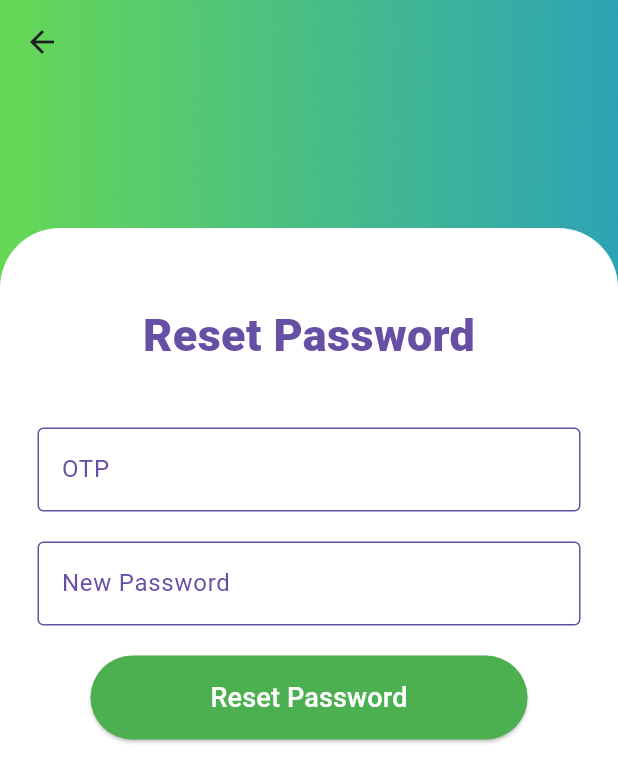
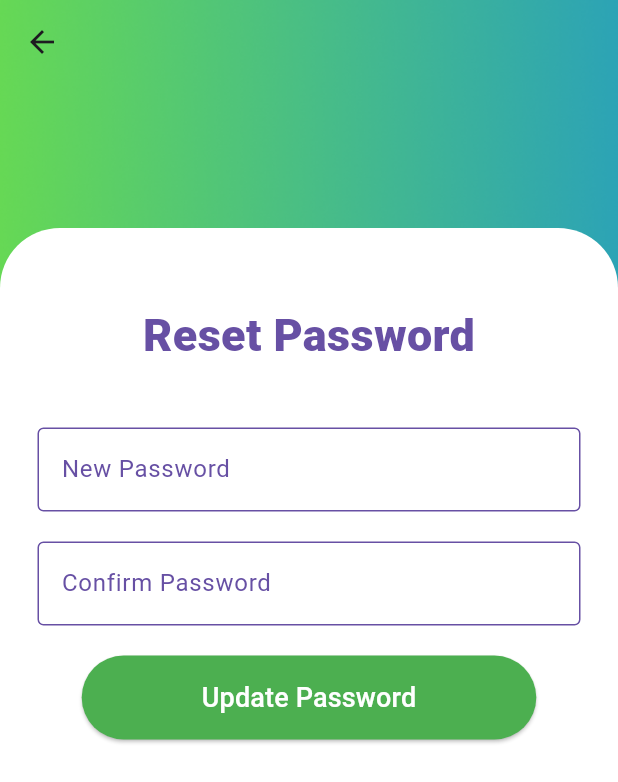
Before and after one commit to jackfrostxmoon/local_plant_identification, a Flutter app: the ResetPassword screen opened directly, on a phone screen of 412 x 824 dp. Shown: the top 782 px of the screen. Run offline on Flutter 3.47's test engine with Material 3 defaults, Android fonts, the light colour scheme and no system bars; our stand-ins replace cloud_firestore, firebase_auth, firebase_core; accounts and stored records are empty.

Commit message:
Remove OTP

```diff
--- a/lib/screens/login_and_registration/resetpassword.dart
+++ b/lib/screens/login_and_registration/resetpassword.dart
@@ -1,6 +1,6 @@
 import 'package:flutter/material.dart';
 import 'package:local_plant_identification/widgets/custom_scaffold_background.dart';
-import 'package:email_otp/email_otp.dart';
+import 'package:firebase_auth/firebase_auth.dart';
 
 class ResetPassword extends StatefulWidget {
   const ResetPassword({super.key});
@@ -11,41 +11,26 @@ class ResetPassword extends StatefulWidget {
 
 class _ResetPasswordState extends State<ResetPassword> {
   final _resetPasswordFormKey = GlobalKey<FormState>();
-  final TextEditingController _otpController = TextEditingController();
   final TextEditingController _passwordController = TextEditingController();
-  final EmailOTP _emailOTP = EmailOTP();
+  final TextEditingController _confirmPasswordController = TextEditingController();
 
-  @override
-  void initState() {
-    super.initState();
-    _emailOTP.setConfig(
-      appEmail: "your-email@example.com",
-      appName: "Local Plant Identification",
-      userEmail: "user@example.com",
-      otpLength: 6,
-      otpType: OTPType.digitsOnly,
-    );
-  }
+  Future<void> _updatePassword() async {
+    try {
+      if (_passwordController.text != _confirmPasswordController.text) {
+        throw Exception("Passwords don't match");
+      }
 
-  Future<void> _sendOtp() async {
-    await _emailOTP.sendOTP();
-  }
-
-  Future<void> _verifyOtpAndResetPassword() async {
-    String otp = _otpController.text;
-    bool isVerified = await _emailOTP.verifyOTP(otp: otp);
-    if (isVerified) {
-      // Handle password reset logic here
+      User? user = FirebaseAuth.instance.currentUser;
+      if (user != null) {
+        await user.updatePassword(_passwordController.text);
+        ScaffoldMessenger.of(context).showSnackBar(
+          const SnackBar(content: Text('Password updated successfully')),
+        );
+        Navigator.pop(context);
+      }
+    } catch (e) {
       ScaffoldMessenger.of(context).showSnackBar(
-        const SnackBar(
-          content: Text('OTP Verified. Password reset successful.'),
-        ),
-      );
-    } else {
-      ScaffoldMessenger.of(context).showSnackBar(
-        const SnackBar(
-          content: Text('Invalid OTP'),
-        ),
+        SnackBar(content: Text('Error: ${e.toString()}')),
       );
     }
   }
@@ -58,12 +43,7 @@ class _ResetPasswordState extends State<ResetPassword> {
         children: [
           Column(
             children: [
-              const Expanded(
-                flex: 1,
-                child: SizedBox(
-                  height: 10,
-                ),
-              ),
+              const Expanded(flex: 1, child: SizedBox(height: 10)),
               Expanded(
                 flex: 7,
                 child: Container(
@@ -89,37 +69,7 @@ class _ResetPasswordState extends State<ResetPassword> {
                               color: lightColorScheme.primary,
                             ),
                           ),
-                          const SizedBox(
-                            height: 40.0,
-                          ),
-                          TextFormField(
-                            controller: _otpController,
-                            validator: (value) {
-                              if (value == null || value.isEmpty) {
-                                return 'Please enter OTP';
-                              }
-                              return null;
-                            },
-                            decoration: InputDecoration(
-                              labelText: 'OTP',
-                              labelStyle: TextStyle(
-                                color: lightColorScheme.primary,
-                              ),
-                              focusedBorder: OutlineInputBorder(
-                                borderSide: BorderSide(
-                                  color: lightColorScheme.primary,
-                                ),
-                              ),
-                              enabledBorder: OutlineInputBorder(
-                                borderSide: BorderSide(
-                                  color: lightColorScheme.primary,
-                                ),
-                              ),
-                            ),
-                          ),
-                          const SizedBox(
-                            height: 20.0,
-                          ),
+                          const SizedBox(height: 40.0),
                           TextFormField(
                             controller: _passwordController,
                             obscureText: true,
@@ -127,36 +77,55 @@ class _ResetPasswordState extends State<ResetPassword> {
                               if (value == null || value.isEmpty) {
                                 return 'Please enter new password';
                               }
+                              if (value.length < 6) {
+                                return 'Password must be at least 6 characters';
+                              }
                               return null;
                             },
                             decoration: InputDecoration(
                               labelText: 'New Password',
-                              labelStyle: TextStyle(
-                                color: lightColorScheme.primary,
-                              ),
+                              labelStyle: TextStyle(color: lightColorScheme.primary),
                               focusedBorder: OutlineInputBorder(
-                                borderSide: BorderSide(
-                                  color: lightColorScheme.primary,
-                                ),
+                                borderSide: BorderSide(color: lightColorScheme.primary),
                               ),
                               enabledBorder: OutlineInputBorder(
-                                borderSide: BorderSide(
-                                  color: lightColorScheme.primary,
-                                ),
+                                borderSide: BorderSide(color: lightColorScheme.primary),
                               ),
                             ),
                           ),
-                          const SizedBox(
-                            height: 20.0,
+                          const SizedBox(height: 20.0),
+                          TextFormField(
+                            controller: _confirmPasswordController,
+                            obscureText: true,
+                            validator: (value) {
+                              if (value == null || value.isEmpty) {
+                                return 'Please confirm your password';
+                              }
+                              if (value != _passwordController.text) {
+                                return 'Passwords do not match';
+                              }
+                              return null;
+                            },
+                            decoration: InputDecoration(
+                              labelText: 'Confirm Password',
+                              labelStyle: TextStyle(color: lightColorScheme.primary),
+                              focusedBorder: OutlineInputBorder(
+                                borderSide: BorderSide(color: lightColorScheme.primary),
+                              ),
+                              enabledBorder: OutlineInputBorder(
+                                borderSide: BorderSide(color: lightColorScheme.primary),
+                              ),
+                            ),
                           ),
+                          const SizedBox(height: 20.0),
                           ElevatedButton(
                             onPressed: () {
                               if (_resetPasswordFormKey.currentState!.validate()) {
-                                _verifyOtpAndResetPassword();
+                                _updatePassword();
                               }
                             },
                             style: ElevatedButton.styleFrom(
-                              backgroundColor: Colors.green, // Set the button color to green
+                              backgroundColor: Colors.green,
                               padding: const EdgeInsets.symmetric(
                                 horizontal: 80,
                                 vertical: 15,
@@ -166,15 +135,12 @@ class _ResetPasswordState extends State<ResetPassword> {
                               ),
                             ),
                             child: const Text(
-                              'Reset Password',
+                              'Update Password',
                               style: TextStyle(
                                 fontSize: 18,
                                 color: Colors.white,
                               ),
                             ),
-                          ),
-                          const SizedBox(
-                            height: 20.0,
                           ),
                         ],
                       ),
```
Also changed, not shown: lib/screens/login_and_registration/forgetpassword.dart (+15 -37 lines), lib/screens/login_and_registration/login.dart (+15 -4 lines), lib/screens/login_and_registration/otp_verification.dart (deleted, +0 -118 lines).
